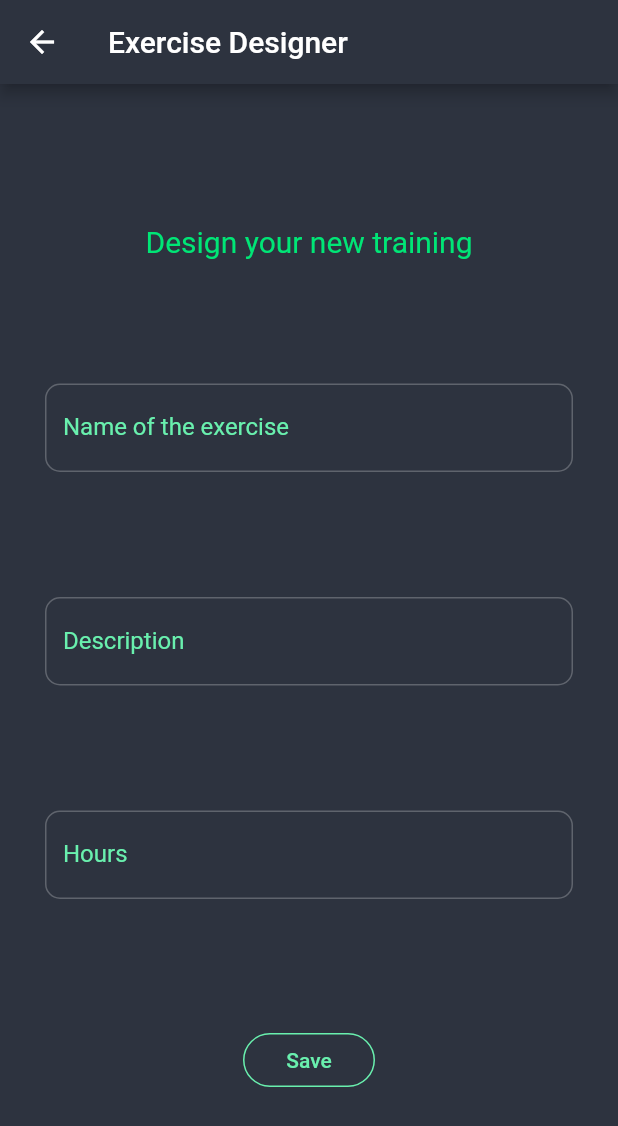
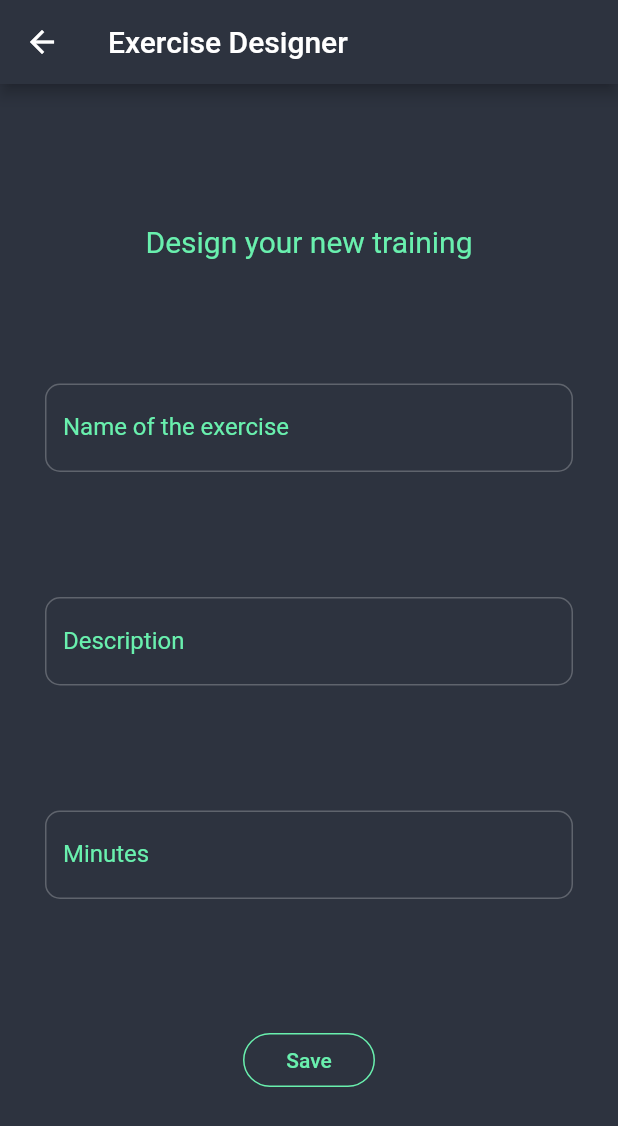
Before and after one commit to henrimakela/flutter-guitar-app, a Flutter app: the screen it shows after launch, after a tap on "Create new exercise", on a phone screen of 412 x 824 dp. Shown: the top 1126 px of the screen. Run offline on Flutter 3.47's test engine with Material 2 defaults, Android fonts, the phone set to English and light mode, and no system bars; our stand-ins replace sqflite; missing offline and left inert: flutter_circular_chart; accounts and stored records are empty.

Commit message:
first version ready

```diff
--- a/lib/challenge-page.dart
+++ b/lib/challenge-page.dart
@@ -39,8 +39,8 @@ class _ChallengePageState extends State<ChallengePage> {
               future: dbHelper.getAllChallenges(),
               initialData: List(),
               builder: (context, snapshot) {
-                return snapshot.hasData
-                    ? Container(
+                if (snapshot.hasData) {
+                  return Container(
                       child: ListView.builder(
                     itemCount: snapshot.data.length,
                     itemBuilder: (_, int position) {
@@ -48,6 +48,7 @@ class _ChallengePageState extends State<ChallengePage> {
                       return Dismissible(
                         key: Key(snapshot.data[position].id.toString()),
                         background: Container(
+                          padding: EdgeInsets.only(right: 10),
                           alignment: AlignmentDirectional.centerEnd,
                           color: Colors.redAccent,
                           child: Icon(Icons.delete, color: Colors.white),
@@ -83,10 +84,12 @@ class _ChallengePageState extends State<ChallengePage> {
                         child: makeCard(challenge, context),
                       );
                     },
-                      ))
-                    : Center(
-                        child: CircularProgressIndicator(),
+                  ));
+                } else {
+                  return Center(
+                    child: CircularProgressIndicator()
                   );
+                }
               },
             ))
           ],
@@ -134,10 +137,10 @@ ListTile makeListTile(Challenge challenge, BuildContext context) => ListTile(
     );
 
 double calculateProgress(Challenge challenge) {
-  double hoursIn = double.parse(challenge.completedHours);
-  double goal = double.parse(challenge.goalHours);
-  double completedPercentage = hoursIn / goal;
-
+  int minutesIn = challenge.completedMinutes;
+  int goal = challenge.goalMinutes;
+  double completedPercentage = minutesIn / goal;
+  //this  might not be accurate
   print("percentage  " + completedPercentage.toString());
   return completedPercentage;
 }
--- a/lib/create-exercise-page.dart
+++ b/lib/create-exercise-page.dart
@@ -84,7 +84,7 @@ class CreateExercisePageState extends State<CreateExercisePage> {
                       }
                     },
                     decoration: InputDecoration(
-                        labelText: "Hours",
+                        labelText: "Minutes",
                         labelStyle: TextStyle(color: Colors.greenAccent),
                         enabledBorder: OutlineInputBorder(
                           borderRadius: BorderRadius.circular(10),
@@ -96,7 +96,7 @@ class CreateExercisePageState extends State<CreateExercisePage> {
                             borderSide: BorderSide(
                                 color: Colors.greenAccent, width: 1.0))),
                     onSaved: (String value) {
-                      challenge.goalHours = value;
+                      challenge.goalMinutes = int.parse(value);
                     },
                     keyboardType: TextInputType.number,
                   ),
@@ -130,7 +130,7 @@ class CreateExercisePageState extends State<CreateExercisePage> {
   void submit() {
     if (this._formKey.currentState.validate()) {
       this._formKey.currentState.save();
-      challenge.completedHours = "0";
+      challenge.completedMinutes = 0;
       dbHelper.saveChallenge(challenge);
       setState(() {
         saved = true;
--- a/lib/hours-in.dart
+++ /dev/null
@@ -1,11 +0,0 @@
-import 'package:flutter/material.dart';
-import 'package:charts_flutter/flutter.dart' as charts;
-class HoursIn{
-  final int hours;
-
-  final charts.Color color;
-
-  HoursIn(this.hours, Color color)
-      : this.color = new charts.Color(
-            r: color.red, g: color.green, b: color.blue, a: color.alpha);
-}
--- a/lib/main.dart
+++ b/lib/main.dart
@@ -1,8 +1,6 @@
 import 'package:flutter/material.dart';
 import 'overview.dart';
 import 'package:monthly_music_challenge/challenge-page.dart';
-import 'package:monthly_music_challenge/training-page.dart';
-import 'package:monthly_music_challenge/statistics-page.dart';
 
 //export PATH="$PATH:`pwd`/flutter/bin" add flutter to path from terminal
 void main() => runApp(GuitarApp());
@@ -20,13 +18,10 @@ class GuitarAppState extends State<GuitarApp> {
 
   @override
   Widget build(BuildContext context) {
-    final terminalTextTheme = Theme.of(context).textTheme.apply(
-      bodyColor: Color(0xFF41FF00),
-      displayColor: Color(0xFF41FF00)
-    );
+
     final alternativeTextTheme = Theme.of(context).textTheme.apply(
-      bodyColor: Colors.greenAccent[400],
-      displayColor: Colors.greenAccent[400]
+      bodyColor: Colors.greenAccent,
+      displayColor: Colors.greenAccent
     );
     return MaterialApp(
       title: "Guitar App",
@@ -52,9 +47,9 @@ class GuitarAppState extends State<GuitarApp> {
           },
           items: [
             BottomNavigationBarItem(
-                icon: Icon(Icons.home), title: Text("My Excercises")),
+                icon: Icon(Icons.list), title: Text("My Excercises")),
             BottomNavigationBarItem(
-                icon: Icon(Icons.event_note), title: Text("Overview"))
+                icon: Icon(Icons.feedback), title: Text("Overview"))
           ],
         ),
       ),
--- a/lib/models/challenge.dart
+++ b/lib/models/challenge.dart
@@ -3,16 +3,16 @@ class Challenge{
   int id;
   String name;
   String description;
-  String completedHours;
-  String goalHours;
+  int completedMinutes;
+  int goalMinutes;
 
-  Challenge(this.id, this.name, this.description, this.completedHours, this.goalHours);
+  Challenge(this.id, this.name, this.description, this.completedMinutes, this.goalMinutes);
 
   Challenge.createEmpty(){
     this.id = 0;
     this.name  = "";
     this.description = "";
-    this.completedHours = "";
-    this.goalHours = "";
+    this.completedMinutes = 0;
+    this.goalMinutes = 0;
   }
 }
--- a/lib/models/exercise.dart
+++ /dev/null
@@ -1,11 +0,0 @@
-class Exercise{
-
-  int id;
-  String name;
-  String description;
-  String category;
-  String completedHours;
-  String goalHours;
-
-
-}
--- a/lib/models/session.dart
+++ b/lib/models/session.dart
@@ -1,6 +1,6 @@
 import 'package:intl/intl.dart';
 class Session{
-  double duration;
+  int duration;
   String date;
 
   Session(this.duration, this.date);
--- a/lib/models/stats.dart
+++ b/lib/models/stats.dart
@@ -1,7 +1,7 @@
 class Stats {
-  double totalHours;
+  int totalTrainingTime;
   double averageSessionTime;
   int sessionCount;
 
-  Stats(this.totalHours, this.sessionCount, this.averageSessionTime);
+  Stats(this.totalTrainingTime, this.sessionCount, this.averageSessionTime);
 }
--- a/lib/training-page.dart
+++ b/lib/training-page.dart
@@ -154,12 +154,12 @@ class _TrainingPageState extends State<TrainingPage> {
     return "$minutesStr : $secondsStr";
   }
 
-  toHours(int milliSeconds) {
+  toMinutes(int milliSeconds){
     int hundreds = (milliSeconds / 10).truncate();
     int seconds = (hundreds / 100).truncate();
-    int minutes = (seconds / 60).truncate();
-    double hours = (minutes / 60);
-    return hours;
+    int minutes = (seconds / 60).round();
+
+    return minutes;
   }
 
   updateTime(Timer timer) {
@@ -172,11 +172,11 @@ class _TrainingPageState extends State<TrainingPage> {
 
   saveProgress() {
     int milliSeconds = stopWatch.elapsedMilliseconds;
-    double hours = toHours(60000);
-    print("Training time $milliSeconds");
+    int minutes = toMinutes(milliSeconds);
+    print("Training time $minutes");
     var date = DateTime.now();
 
-    dbHelper.saveSession(new Session(hours, date.toString()));
-    dbHelper.saveProgress(hours, widget.challengeID);
+    dbHelper.saveSession(new Session(minutes, date.toString()));
+    dbHelper.saveProgress(minutes, widget.challengeID);
   }
 }
--- a/pubspec.yaml
+++ b/pubspec.yaml
@@ -15,7 +15,7 @@ environment:
 dependencies:
   flutter:
     sdk: flutter
-  charts_flutter: ^0.5.0
+  charts_flutter: ^0.6.0
   flutter_circular_chart:
   path_provider: '>=0.3.0'
   sqflite: any
@@ -42,9 +42,7 @@ flutter:
 
   # To add assets to your application, add an assets section, like this:
   assets:
-   - assets/guitar.png
-   - assets/statistics.png
-   - assets/clipboard.png
+   - assets/guitar-pick.png
 
 
   fonts:
```
Also changed, not shown: lib/database/DBHelper.dart (+17 -43 lines), lib/overview.dart (+19 -24 lines), lib/statistics-page.dart (+24 -47 lines), assets/clipboard.png (deleted), assets/guitar-icon.png (deleted), assets/guitar.png (deleted), assets/guitar.svg (deleted), assets/statistics.png (deleted). Lines whose indentation alone changed are shown as unchanged.
